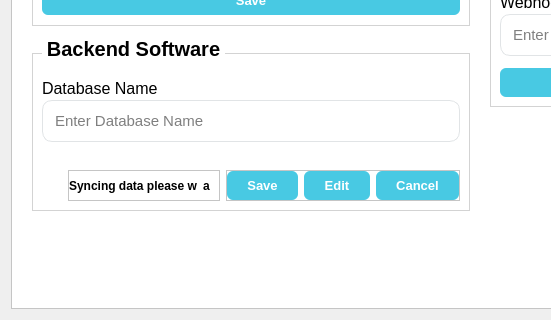
The window that uiFiles/settings.ui (Rex-Honey/medidozeNoDb) describes before a commit, drawn with Qt 5; both pictures show x 0 to 551 and y 312 to 632 of the 887 by 632 pixel window.
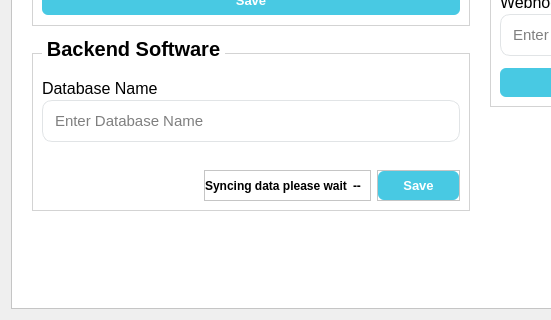
The same window after the commit. Icons and pictures are not drawn.

Commit message:
Enhance SettingsWindow with label settings management and database configuration
- Added functionality to load and save label settings from a JSON file, improving user customization options.
- Integrated database configuration fields into the SettingsWindow, allowing users to input and save relevant settings.
- Updated UI elements to reflect changes in label settings and database configuration, ensuring a cohesive user experience.
- Improved error handling for file operations and user input validation to enhance application stability.

What changed in the file:
```diff
--- a/uiFiles/settings.ui
+++ b/uiFiles/settings.ui
@@ -882,7 +882,7 @@
                 <item>
                  <widget class="QLabel" name="animateLblSettings">
                   <property name="text">
-                   <string>a</string>
+                   <string>--</string>
                   </property>
                  </widget>
                 </item>
@@ -942,7 +942,7 @@
                    <enum>Qt::NoFocus</enum>
                   </property>
                   <property name="styleSheet">
-                   <string notr="true">padding:7px 20px;
+                   <string notr="true">padding:7px 25px;
 border:none;
 background:#48C9E3;
 color:white;
@@ -956,83 +956,6 @@
                   </property>
                  </widget>
                 </item>
-                <item>
-                 <widget class="QPushButton" name="btn_edit_db">
-                  <property name="sizePolicy">
-                   <sizepolicy hsizetype="Preferred" vsizetype="Fixed">
-                    <horstretch>0</horstretch>
-                    <verstretch>0</verstretch>
-                   </sizepolicy>
-                  </property>
-                  <property name="font">
-                   <font>
-                    <family>Nirmala UI</family>
-                    <pointsize>10</pointsize>
-                    <weight>87</weight>
-                    <bold>true</bold>
-                   </font>
-                  </property>
-                  <property name="cursor">
-                   <cursorShape>PointingHandCursor</cursorShape>
-                  </property>
-                  <property name="focusPolicy">
-                   <enum>Qt::NoFocus</enum>
-                  </property>
-                  <property name="styleSheet">
-                   <string notr="true">padding:7px 20px;
-border:none;
-background:#48C9E3;
-color:white;
-border-radius:6%;
-font-family:Nirmala UI;
-font-size:10pt;
-font-weight:700</string>
-                  </property>
-                  <property name="text">
-                   <string>Edit</string>
-                  </property>
-                 </widget>
-                </item>
-                <item>
-                 <widget class="QPushButton" name="btn_cancel_settings">
-                  <property name="enabled">
-                   <bool>true</bool>
-                  </property>
-                  <property name="sizePolicy">
-                   <sizepolicy hsizetype="Preferred" vsizetype="Fixed">
-                    <horstretch>0</horstretch>
-                    <verstretch>0</verstretch>
-                   </sizepolicy>
-                  </property>
-                  <property name="font">
-                   <font>
-                    <family>Nirmala UI</family>
-                    <pointsize>10</pointsize>
-                    <weight>87</weight>
-                    <bold>true</bold>
-                   </font>
-                  </property>
-                  <property name="cursor">
-                   <cursorShape>PointingHandCursor</cursorShape>
-                  </property>
-                  <property name="focusPolicy">
-                   <enum>Qt::NoFocus</enum>
-                  </property>
-                  <property name="styleSheet">
-                   <string notr="true">padding:7px 20px;
-border:none;
-background:#48C9E3;
-color:white;
-border-radius:6%;
-font-family:Nirmala UI;
-font-size:10pt;
-font-weight:700</string>
-                  </property>
-                  <property name="text">
-                   <string>Cancel</string>
-                  </property>
-                 </widget>
-                </item>
                </layout>
               </widget>
              </item>
```
The commit also changes 2 other files.
